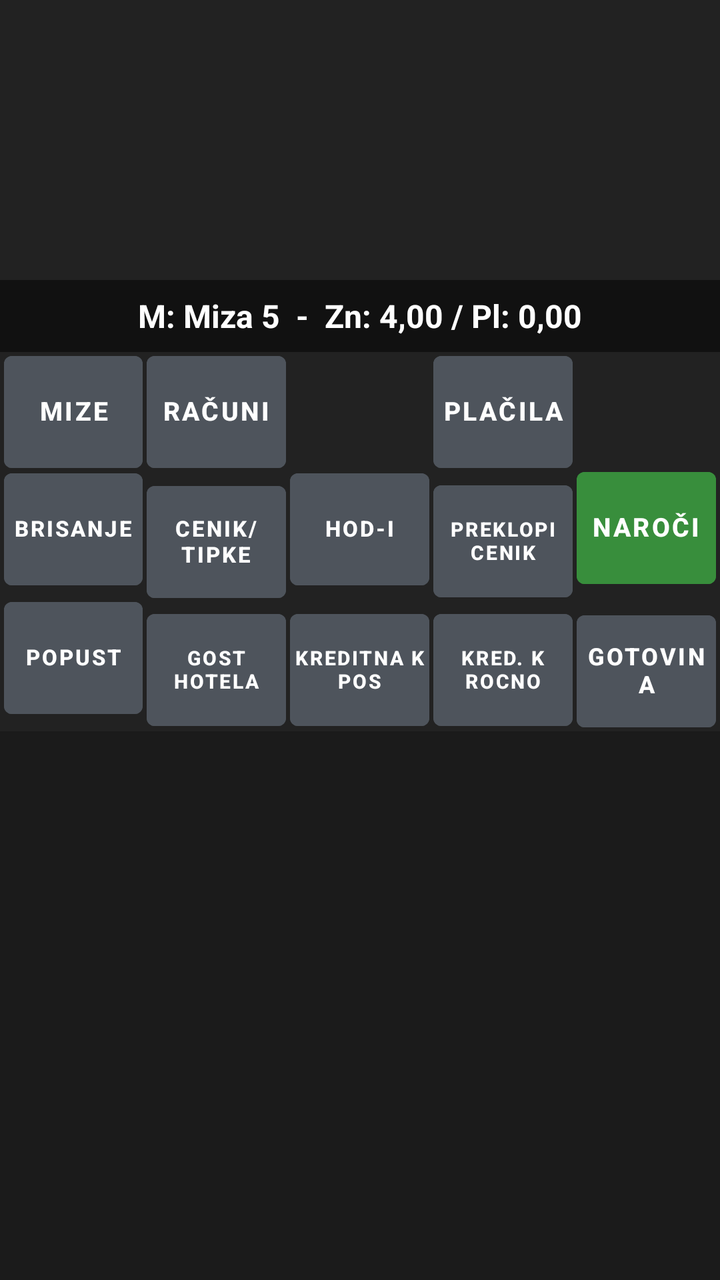
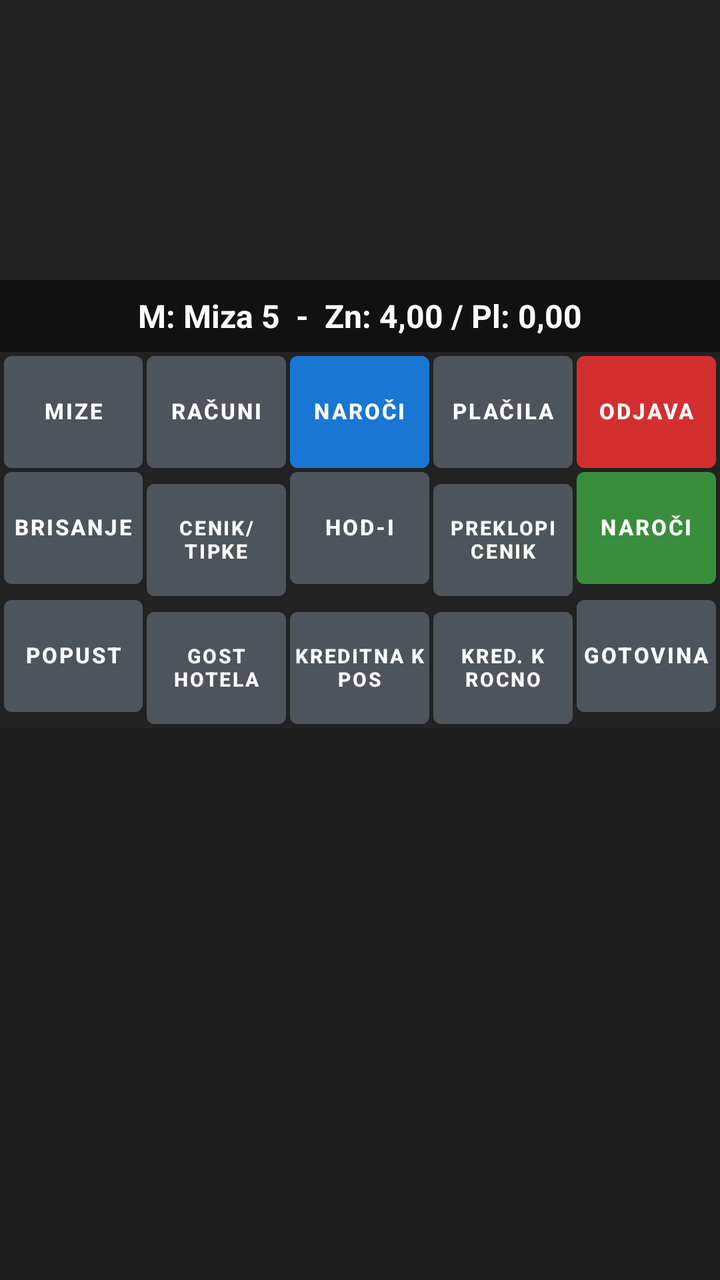

An Android layout rendered at two revisions. The XML below is the earlier revision; the diff shows what the commit changed to produce the second picture.
<!-- AndroidManifest.xml: application theme Theme.RosKasa -->
<!-- res/layout/fragment_narocila.xml -->
<?xml version="1.0" encoding="utf-8"?>
<LinearLayout xmlns:android="http://schemas.android.com/apk/res/android"
    xmlns:app="http://schemas.android.com/apk/res-auto"
    android:layout_width="match_parent"
    android:layout_height="match_parent"
    android:orientation="vertical"
    android:background="@color/pos_bg_dark">

    
    <androidx.recyclerview.widget.RecyclerView
        android:id="@+id/rvNarociloItems"
        android:layout_width="match_parent"
        android:layout_height="140dp"
        android:padding="2dp"
        android:background="#222222" />

    
    <TextView
        android:id="@+id/tvMizaStatus"
        android:layout_width="match_parent"
        android:layout_height="36dp"
        android:background="#111111"
        android:gravity="center"
        android:textColor="#FFFFFF"
        android:textSize="16sp"
        android:textStyle="bold"
        android:text="M: Miza 5  -  Zn: 4,00 / Pl: 0,00" />

    
    <GridLayout
        android:layout_width="match_parent"
        android:layout_height="wrap_content"
        android:columnCount="5"
        android:rowCount="3"
        android:alignmentMode="alignBounds"
        android:useDefaultMargins="false"
        android:padding="1dp">

        
        <com.google.android.material.button.MaterialButton
            android:id="@+id/btnNavMize"
            style="@style/PosButtonStyle"
            android:layout_width="0dp"
            android:layout_height="56dp"
            android:layout_columnWeight="1"
            android:backgroundTint="@color/pos_btn_normal"
            android:text="@string/btn_mize"
            android:textColor="#FFFFFF"
            android:textSize="13sp" />

        <com.google.android.material.button.MaterialButton
            android:id="@+id/btnNavRacuni"
            style="@style/PosButtonStyle"
            android:layout_width="0dp"
            android:layout_height="56dp"
            android:layout_columnWeight="1"
            android:backgroundTint="@color/pos_btn_normal"
            android:text="@string/btn_racuni"
            android:textColor="#FFFFFF"
            android:textSize="13sp" />

        <View
            android:layout_width="0dp"
            android:layout_height="56dp"
            android:layout_columnWeight="1" />

        <com.google.android.material.button.MaterialButton
            android:id="@+id/btnNavPlacila"
            style="@style/PosButtonStyle"
            android:layout_width="0dp"
            android:layout_height="56dp"
            android:layout_columnWeight="1"
            android:backgroundTint="@color/pos_btn_normal"
            android:text="@string/btn_placila"
            android:textColor="#FFFFFF"
            android:textSize="13sp" />

        <View
            android:layout_width="0dp"
            android:layout_height="56dp"
            android:layout_columnWeight="1" />

        
        <com.google.android.material.button.MaterialButton
            android:id="@+id/btnBrisanje"
            style="@style/PosButtonStyle"
            android:layout_width="0dp"
            android:layout_height="56dp"
            android:layout_columnWeight="1"
            android:backgroundTint="@color/pos_btn_normal"
            android:text="Brisanje"
            android:textColor="#FFFFFF"
            android:textSize="11sp" />

        <com.google.android.material.button.MaterialButton
            android:id="@+id/btnCenikTipke"
            style="@style/PosButtonStyle"
            android:layout_width="0dp"
            android:layout_height="56dp"
            android:layout_columnWeight="1"
            android:backgroundTint="@color/pos_btn_normal"
            android:text="CENIK/\nTIPKE"
            android:textColor="#FFFFFF"
            android:textSize="11sp" />

        <com.google.android.material.button.MaterialButton
            android:id="@+id/btnHodi"
            style="@style/PosButtonStyle"
            android:layout_width="0dp"
            android:layout_height="56dp"
            android:layout_columnWeight="1"
            android:backgroundTint="@color/pos_btn_normal"
            android:text="Hod-i"
            android:textColor="#FFFFFF"
            android:textSize="11sp" />

        <com.google.android.material.button.MaterialButton
            android:id="@+id/btnPreklopiCenik"
            style="@style/PosButtonStyle"
            android:layout_width="0dp"
            android:layout_height="56dp"
            android:layout_columnWeight="1"
            android:backgroundTint="@color/pos_btn_normal"
            android:text="PREKLOPI\nCENIK"
            android:textColor="#FFFFFF"
            android:textSize="10sp" />

        <com.google.android.material.button.MaterialButton
            android:id="@+id/btnNarociPost"
            style="@style/PosButtonStyle"
            android:layout_width="0dp"
            android:layout_height="56dp"
            android:layout_columnWeight="1"
            android:backgroundTint="@color/pos_accent_green"
            android:text="NAROČI"
            android:textColor="#FFFFFF"
            android:textSize="13sp" />

        
        <com.google.android.material.button.MaterialButton
            android:id="@+id/btnPopust"
            style="@style/PosButtonStyle"
            android:layout_width="0dp"
            android:layout_height="56dp"
            android:layout_columnWeight="1"
            android:backgroundTint="@color/pos_btn_normal"
            android:text="Popust"
            android:textColor="#FFFFFF"
            android:textSize="11sp" />

        <com.google.android.material.button.MaterialButton
            android:id="@+id/btnGostHotela"
            style="@style/PosButtonStyle"
            android:layout_width="0dp"
            android:layout_height="56dp"
            android:layout_columnWeight="1"
            android:backgroundTint="@color/pos_btn_normal"
            android:text="GOST\nHOTELA"
            android:textColor="#FFFFFF"
            android:textSize="10sp" />

        <com.google.android.material.button.MaterialButton
            android:id="@+id/btnKreditnaPos"
            style="@style/PosButtonStyle"
            android:layout_width="0dp"
            android:layout_height="56dp"
            android:layout_columnWeight="1"
            android:backgroundTint="@color/pos_btn_normal"
            android:text="KREDITNA K\nPOS"
            android:textColor="#FFFFFF"
            android:textSize="10sp" />

        <com.google.android.material.button.MaterialButton
            android:id="@+id/btnKredRocno"
            style="@style/PosButtonStyle"
            android:layout_width="0dp"
            android:layout_height="56dp"
            android:layout_columnWeight="1"
            android:backgroundTint="@color/pos_btn_normal"
            android:text="KRED. K\nROCNO"
            android:textColor="#FFFFFF"
            android:textSize="10sp" />

        <com.google.android.material.button.MaterialButton
            android:id="@+id/btnGotovina"
            style="@style/PosButtonStyle"
            android:layout_width="0dp"
            android:layout_height="56dp"
            android:layout_columnWeight="1"
            android:backgroundTint="@color/pos_btn_normal"
            android:text="Gotovina"
            android:textColor="#FFFFFF"
            android:textSize="12sp" />
    </GridLayout>

    
    <androidx.recyclerview.widget.RecyclerView
        android:id="@+id/rvQuickKeys"
        android:layout_width="match_parent"
        android:layout_height="0dp"
        android:layout_weight="1"
        android:padding="1dp"
        android:background="#1B1B1B" />

    
    <LinearLayout
        android:id="@+id/llCenikContainer"
        android:layout_width="match_parent"
        android:layout_height="0dp"
        android:layout_weight="1"
        android:orientation="vertical"
        android:background="#263238"
        android:visibility="gone">

        
        <LinearLayout
            android:id="@+id/llCenikSearch"
            android:layout_width="match_parent"
            android:layout_height="44dp"
            android:orientation="horizontal"
            android:gravity="center_vertical"
            android:background="#37474F"
            android:paddingStart="8dp"
            android:paddingEnd="8dp">

            <TextView
                android:layout_width="wrap_content"
                android:layout_height="wrap_content"
                android:text="🔍 "
                android:textColor="#CCCCCC"
                android:textSize="16sp" />

            <EditText
                android:id="@+id/etSearchCenik"
                android:layout_width="0dp"
                android:layout_height="match_parent"
                android:layout_weight="1"
                android:background="@null"
                android:hint="Išči artikel po nazivu ali kodi (npr. coc)..."
                android:textColor="#FFFFFF"
                android:textColorHint="#90A4AE"
                android:textSize="14sp"
                android:singleLine="true"
                android:imeOptions="actionSearch" />

            <ImageButton
                android:id="@+id/btnClearSearch"
                android:layout_width="36dp"
                android:layout_height="36dp"
                android:background="?attr/selectableItemBackgroundBorderless"
                android:contentDescription="Počisti iskanje"
                android:src="@android:drawable/ic_menu_close_clear_cancel"
                app:tint="#B0BEC5" />
        </LinearLayout>

        <androidx.recyclerview.widget.RecyclerView
            android:id="@+id/rvCenikList"
            android:layout_width="match_parent"
            android:layout_height="0dp"
            android:layout_weight="1"
            android:padding="2dp"
            android:background="#111111" />
    </LinearLayout>

</LinearLayout>
<!-- resources referenced by this layout -->
<resources>
  <color name="pos_accent_green">#388E3C</color>
  <color name="pos_bg_dark">#222222</color>
  <color name="pos_btn_normal">#4E545C</color>
  <string name="btn_mize">Mize</string>
  <string name="btn_placila">Plačila</string>
  <string name="btn_racuni">Računi</string>
  <style name="PosButtonStyle" parent="Widget.MaterialComponents.Button">
          <item name="android:layout_height">56dp</item>
          <item name="android:minHeight">56dp</item>
          <item name="android:insetTop">0dp</item>
          <item name="android:insetBottom">0dp</item>
          <item name="android:paddingTop">0dp</item>
          <item name="android:paddingBottom">0dp</item>
          <item name="android:paddingLeft">2dp</item>
          <item name="android:paddingRight">2dp</item>
          <item name="android:gravity">center</item>
          <item name="android:includeFontPadding">false</item>
          <item name="android:textStyle">bold</item>
          <item name="android:textSize">12sp</item>
          <item name="android:layout_margin">1dp</item>
          <item name="android:baselineAligned">false</item>
      </style>
  <style name="Theme.RosKasa" parent="Theme.MaterialComponents.DayNight.NoActionBar">
          <item name="colorPrimary">@color/pos_accent_blue</item>
          <item name="colorSecondary">@color/pos_accent_green</item>
          <item name="android:windowBackground">@color/pos_bg_dark</item>
          <item name="android:textColor">@color/pos_btn_text</item>
      </style>
  <color name="pos_accent_blue">#1976D2</color>
  <color name="pos_btn_text">#FFFFFF</color>
</resources>

<!-- the commit's change to res/layout/fragment_narocila.xml (unified diff, before → after) -->
@@ -45,8 +45,7 @@
             android:layout_columnWeight="1"
             android:backgroundTint="@color/pos_btn_normal"
             android:text="@string/btn_mize"
-            android:textColor="#FFFFFF"
-            android:textSize="13sp" />
+            android:textColor="#FFFFFF" />
 
         <com.google.android.material.button.MaterialButton
             android:id="@+id/btnNavRacuni"
@@ -56,13 +55,17 @@
             android:layout_columnWeight="1"
             android:backgroundTint="@color/pos_btn_normal"
             android:text="@string/btn_racuni"
-            android:textColor="#FFFFFF"
-            android:textSize="13sp" />
-
-        <View
-            android:layout_width="0dp"
-            android:layout_height="56dp"
-            android:layout_columnWeight="1" />
+            android:textColor="#FFFFFF" />
+
+        <com.google.android.material.button.MaterialButton
+            android:id="@+id/btnNavNarociSelf"
+            style="@style/PosButtonStyle"
+            android:layout_width="0dp"
+            android:layout_height="56dp"
+            android:layout_columnWeight="1"
+            android:backgroundTint="@color/pos_accent_blue"
+            android:text="@string/btn_naroci"
+            android:textColor="#FFFFFF" />
 
         <com.google.android.material.button.MaterialButton
             android:id="@+id/btnNavPlacila"
@@ -72,13 +75,17 @@
             android:layout_columnWeight="1"
             android:backgroundTint="@color/pos_btn_normal"
             android:text="@string/btn_placila"
-            android:textColor="#FFFFFF"
-            android:textSize="13sp" />
-
-        <View
-            android:layout_width="0dp"
-            android:layout_height="56dp"
-            android:layout_columnWeight="1" />
+            android:textColor="#FFFFFF" />
+
+        <com.google.android.material.button.MaterialButton
+            android:id="@+id/btnOdjava"
+            style="@style/PosButtonStyle"
+            android:layout_width="0dp"
+            android:layout_height="56dp"
+            android:layout_columnWeight="1"
+            android:backgroundTint="@color/pos_accent_red"
+            android:text="@string/btn_odjava"
+            android:textColor="#FFFFFF" />
 
         
         <com.google.android.material.button.MaterialButton
@@ -89,8 +96,7 @@
             android:layout_columnWeight="1"
             android:backgroundTint="@color/pos_btn_normal"
             android:text="Brisanje"
-            android:textColor="#FFFFFF"
-            android:textSize="11sp" />
+            android:textColor="#FFFFFF" />
 
         <com.google.android.material.button.MaterialButton
             android:id="@+id/btnCenikTipke"
@@ -101,7 +107,7 @@
             android:backgroundTint="@color/pos_btn_normal"
             android:text="CENIK/\nTIPKE"
             android:textColor="#FFFFFF"
-            android:textSize="11sp" />
+            android:textSize="10sp" />
 
         <com.google.android.material.button.MaterialButton
             android:id="@+id/btnHodi"
@@ -111,8 +117,7 @@
             android:layout_columnWeight="1"
             android:backgroundTint="@color/pos_btn_normal"
             android:text="Hod-i"
-            android:textColor="#FFFFFF"
-            android:textSize="11sp" />
+            android:textColor="#FFFFFF" />
 
         <com.google.android.material.button.MaterialButton
             android:id="@+id/btnPreklopiCenik"
@@ -133,8 +138,7 @@
             android:layout_columnWeight="1"
             android:backgroundTint="@color/pos_accent_green"
             android:text="NAROČI"
-            android:textColor="#FFFFFF"
-            android:textSize="13sp" />
+            android:textColor="#FFFFFF" />
 
         
         <com.google.android.material.button.MaterialButton
@@ -145,8 +149,7 @@
             android:layout_columnWeight="1"
             android:backgroundTint="@color/pos_btn_normal"
             android:text="Popust"
-            android:textColor="#FFFFFF"
-            android:textSize="11sp" />
+            android:textColor="#FFFFFF" />
 
         <com.google.android.material.button.MaterialButton
             android:id="@+id/btnGostHotela"
@@ -189,8 +192,7 @@
             android:layout_columnWeight="1"
             android:backgroundTint="@color/pos_btn_normal"
             android:text="Gotovina"
-            android:textColor="#FFFFFF"
-            android:textSize="12sp" />
+            android:textColor="#FFFFFF" />
     </GridLayout>
 
     
<!-- resource entries referenced after the edit -->
@@ -1,9 +1,12 @@
 <!-- resources referenced by this layout -->
 <resources>
   <color name="pos_accent_green">#388E3C</color>
+  <color name="pos_accent_red">#D32F2F</color>
   <color name="pos_bg_dark">#222222</color>
   <color name="pos_btn_normal">#4E545C</color>
   <string name="btn_mize">Mize</string>
+  <string name="btn_naroci">Naroči</string>
+  <string name="btn_odjava">Odjava</string>
   <string name="btn_placila">Plačila</string>
   <string name="btn_racuni">Računi</string>
   <style name="PosButtonStyle" parent="Widget.MaterialComponents.Button">
@@ -18,9 +21,11 @@
           <item name="android:gravity">center</item>
           <item name="android:includeFontPadding">false</item>
           <item name="android:textStyle">bold</item>
-          <item name="android:textSize">12sp</item>
+          <item name="android:textSize">11sp</item>
           <item name="android:layout_margin">1dp</item>
           <item name="android:baselineAligned">false</item>
+          <item name="android:maxLines">2</item>
+          <item name="cornerRadius">4dp</item>
       </style>
   <style name="Theme.RosKasa" parent="Theme.MaterialComponents.DayNight.NoActionBar">
           <item name="colorPrimary">@color/pos_accent_blue</item>
